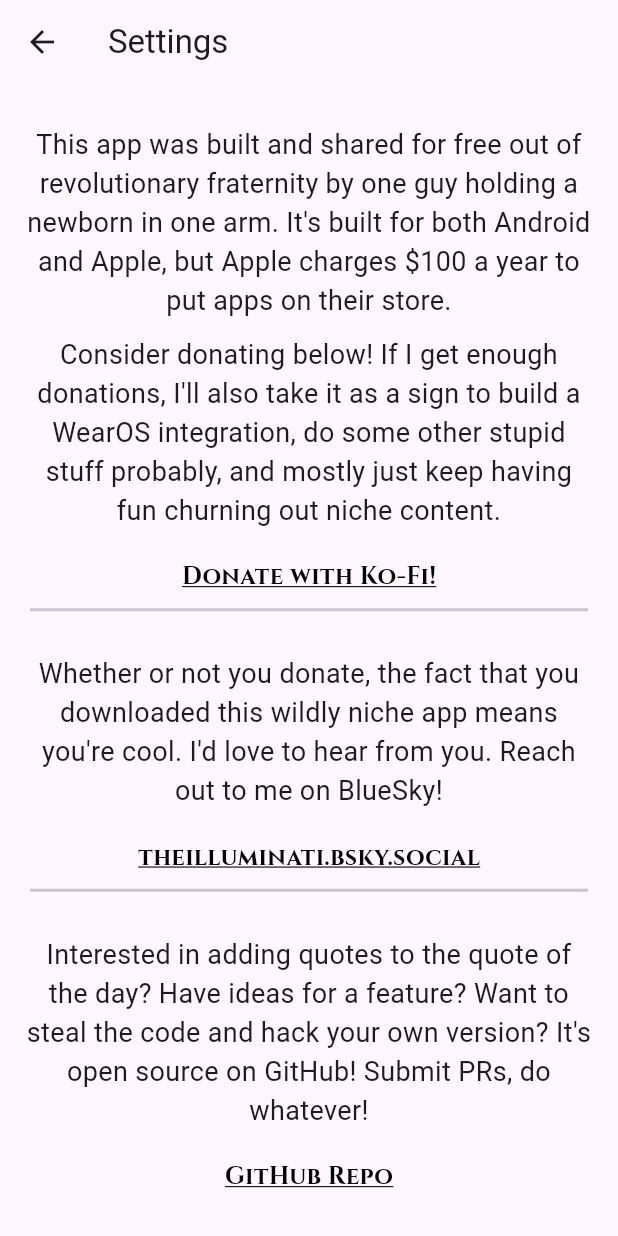
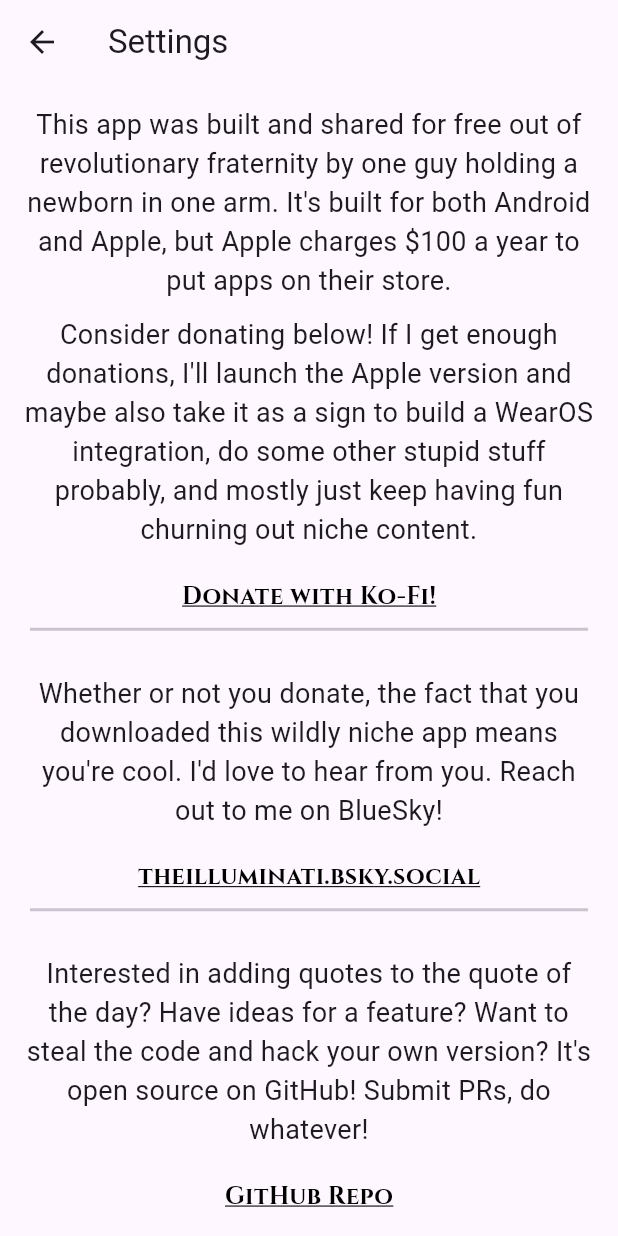
Before and after one commit to NickyEXE/French-Republican-Calendar, a Flutter app: the SettingsPage screen opened directly, on a phone screen of 412 x 824 dp. Run offline on Flutter 3.47's test engine with Material 3 defaults, Android fonts, the phone set to English and light mode, and no system bars; missing offline and left inert: flutter_widgetkit.

Commit message:
working build with keygen oops lol

```diff
--- a/lib/settings_page.dart
+++ b/lib/settings_page.dart
@@ -34,7 +34,7 @@ class SettingsPage extends StatelessWidget {
             Padding(
               padding: const EdgeInsets.symmetric(horizontal: 16.0),
               child: const Text(
-              "Consider donating below! If I get enough donations, I'll also take it as a sign to build a WearOS integration, do some other stupid stuff probably, and mostly just keep having fun churning out niche content.",
+              "Consider donating below! If I get enough donations, I'll launch the Apple version and maybe also take it as a sign to build a WearOS integration, do some other stupid stuff probably, and mostly just keep having fun churning out niche content.",
               style: TextStyle(fontSize: 18),
               textAlign: TextAlign.center,
               ),
```
Also changed, not shown: 1 other file.
